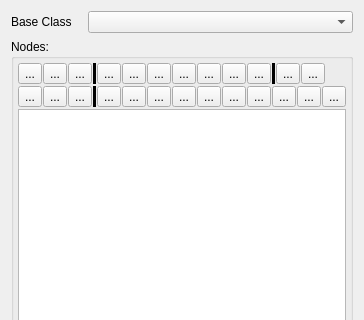
GameOverture/HarmonyEngine, file Editor/src/Items/Entity/EntityWidget.ui: the form before one commit; both pictures show x 0 to 364 and y 0 to 320 of the 364 by 797 pixel window.
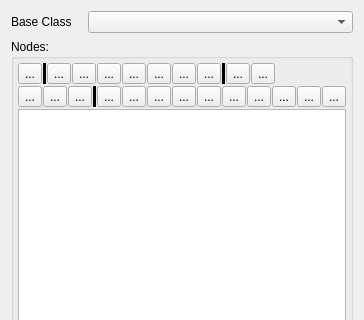
The form after the commit. Icons and pictures are not drawn. Custom widgets are drawn as their Qt base class.

Commit message: Split EntityTreeModel file classes -> EntityTreeItemData; Hide/Show the root-specific properties based on which base class is chosen; Other 'cleanup'

What changed in the file:
```diff
--- a/Editor/src/Items/Entity/EntityWidget.ui
+++ b/Editor/src/Items/Entity/EntityWidget.ui
@@ -76,20 +76,6 @@
             </property>
            </widget>
           </item>
-          <item>
-           <widget class="QToolButton" name="toolButton_7">
-            <property name="text">
-             <string>...</string>
-            </property>
-           </widget>
-          </item>
-          <item>
-           <widget class="QToolButton" name="toolButton_8">
-            <property name="text">
-             <string>...</string>
-            </property>
-           </widget>
-          </item>
           <item>
            <widget class="Line" name="line_4">
             <property name="frameShadow">
```
The commit also changes 13 other files.
